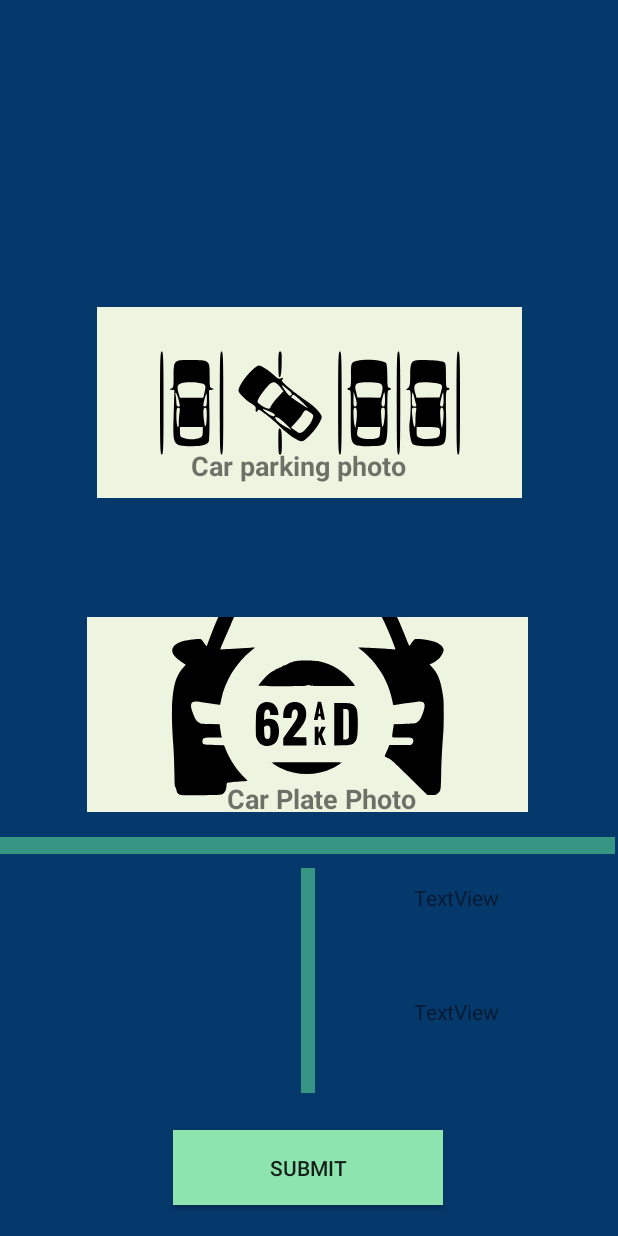
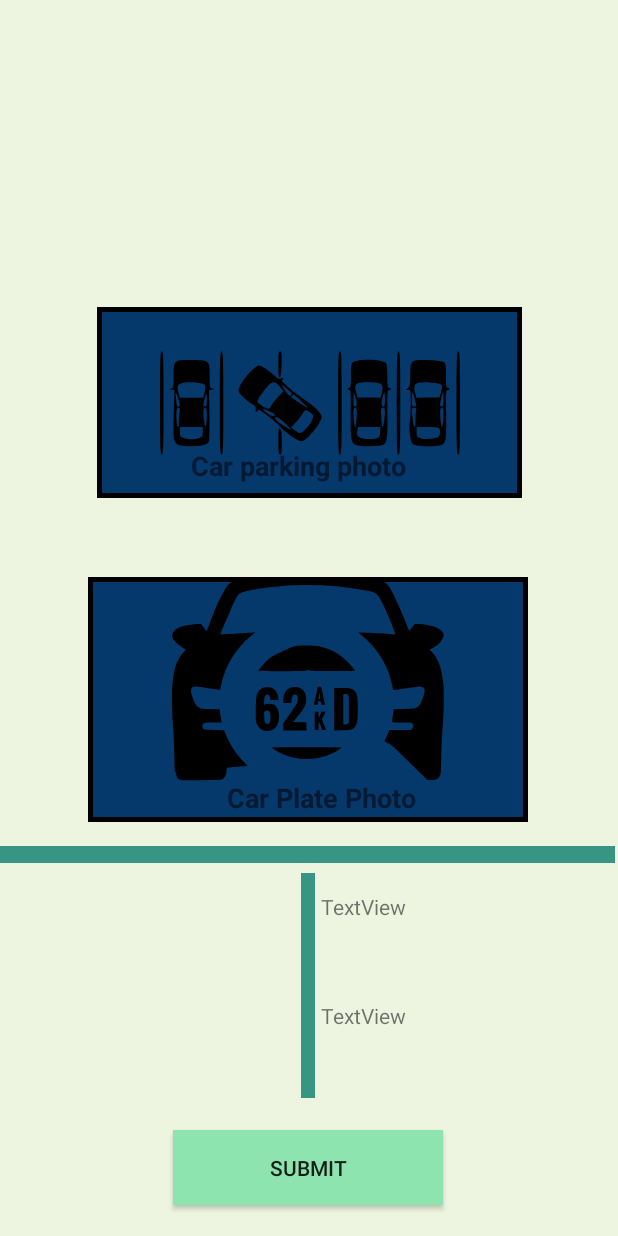
Before and after one commit to Kdzh1/KAUeParking, an Android app: the newFine screen opened directly, with no data from a screen before it, on a phone screen of 412 x 824 dp. Run offline under Robolectric (Android 15) with nearby library versions, the light colour scheme and no system bars; libraries missing offline, so code that uses them is left out: com.google.firebase.ml.

Commit message:
اتمنى اني ما خربت، لاني عدلت اشياء كثير مره

```diff
--- /dev/null
+++ b/app/src/main/res/drawable/greenkau.xml
@@ -0,0 +1,7 @@
+<?xml version="1.0" encoding="utf-8"?>
+<shape xmlns:android="http://schemas.android.com/apk/res/android">
+
+    <solid android:color="@color/greenbutton"/>
+    <stroke android:width="3dp" android:color="@color/black"/>
+
+</shape>
--- a/app/src/main/res/layout/activity_new_fine.xml
+++ b/app/src/main/res/layout/activity_new_fine.xml
@@ -5,7 +5,7 @@
     xmlns:tools="http://schemas.android.com/tools"
     android:layout_width="match_parent"
     android:layout_height="match_parent"
-    android:background="@color/greenbutton"
+    android:background="@color/skr"
     tools:context=".newFine">
 
 
@@ -21,16 +21,17 @@
 
         <ImageButton
             android:id="@+id/carplatephotoimgbtn"
-            android:layout_width="294dp"
-            android:layout_height="130dp"
-            android:background="@drawable/skrcolor"
+            android:layout_width="293dp"
+            android:layout_height="163dp"
+            android:background="@drawable/greenkau"
             android:onClick="doProcess"
             android:src="@drawable/ic_icon_number_plate_white"
             app:layout_constraintBottom_toBottomOf="parent"
             app:layout_constraintEnd_toEndOf="parent"
+            app:layout_constraintHorizontal_bias="0.504"
             app:layout_constraintStart_toStartOf="parent"
             app:layout_constraintTop_toTopOf="parent"
-            app:layout_constraintVertical_bias="0.21" />
+            app:layout_constraintVertical_bias="0.119" />
 
         <TextView
             android:id="@+id/carplatephoto"
@@ -42,14 +43,14 @@
             android:textStyle="bold"
             app:layout_constraintBottom_toBottomOf="@+id/carplatephotoimgbtn"
             app:layout_constraintEnd_toEndOf="@+id/carplatephotoimgbtn"
-            app:layout_constraintHorizontal_bias="0.622"
+            app:layout_constraintHorizontal_bias="0.616"
             app:layout_constraintStart_toStartOf="@+id/carplatephotoimgbtn"
             app:layout_constraintTop_toTopOf="@+id/carplatephotoimgbtn"
-            app:layout_constraintVertical_bias="1.0" />
+            app:layout_constraintVertical_bias="0.95" />
 
         <TextView
             android:id="@+id/plate"
-            android:layout_width="3sp"
+            android:layout_width="150sp"
             android:layout_height="30dp"
             android:textColor="@color/skr"
             app:layout_constraintBottom_toBottomOf="parent"
@@ -61,8 +62,8 @@
 
         <TextView
             android:id="@+id/time"
-            android:layout_width="3sp"
-            android:layout_height="30dp"
+            android:layout_width="150dp"
+            android:layout_height="34dp"
             android:textColor="@color/skr"
             app:layout_constraintBottom_toBottomOf="parent"
             app:layout_constraintEnd_toEndOf="parent"
@@ -74,7 +75,7 @@
 
         <TextView
             android:id="@+id/price"
-            android:layout_width="3sp"
+            android:layout_width="175sp"
             android:layout_height="30dp"
             android:textColor="@color/skr"
             app:layout_constraintBottom_toBottomOf="parent"
@@ -100,8 +101,8 @@
 
         <TextView
             android:id="@+id/textView3"
-            android:layout_width="68dp"
-            android:layout_height="wrap_content"
+            android:layout_width="192dp"
+            android:layout_height="58dp"
             android:layout_marginTop="19dp"
             android:text="TextView"
             app:layout_constraintEnd_toEndOf="parent"
@@ -110,8 +111,8 @@
 
         <TextView
             android:id="@+id/textView2"
-            android:layout_width="68dp"
-            android:layout_height="wrap_content"
+            android:layout_width="192dp"
+            android:layout_height="58dp"
             android:text="TextView"
             app:layout_constraintBottom_toBottomOf="parent"
             app:layout_constraintEnd_toEndOf="parent"
@@ -157,7 +158,7 @@
         android:id="@+id/carphotoparkingimgbtn"
         android:layout_width="283dp"
         android:layout_height="127dp"
-        android:background="@drawable/skrcolor"
+        android:background="@drawable/greenkau"
         android:onClick="doProcess2"
         android:src="@drawable/ic_wrong_parking"
         app:layout_constraintBottom_toTopOf="@+id/constraintLayout"
```
